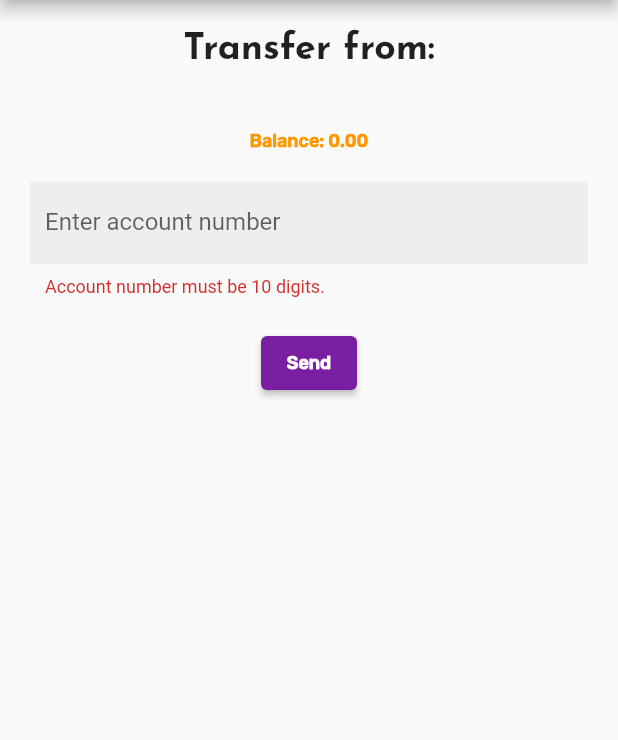
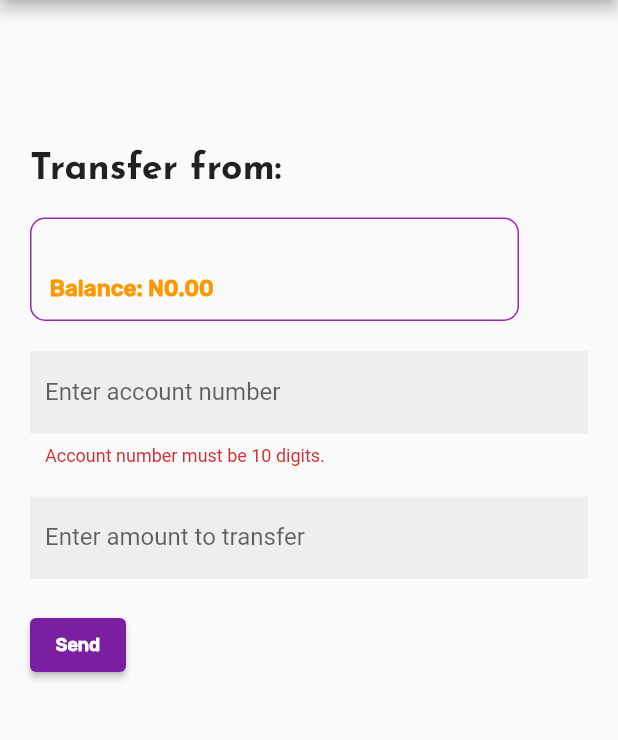
Before and after one commit to seryxme/seryx-bank-app, a Flutter app: the TransferScreen screen opened directly with empty values, after a tap on "Send", on a phone screen of 412 x 824 dp, the part 84-824 px from its top. Run offline on Flutter 3.47's test engine with Material 2 defaults, Android fonts, the phone set to English and light mode, and no system bars; our stand-ins replace cloud_firestore, firebase_auth, firebase_core, get; accounts and stored records are empty.

Commit message:
added a timestamp field to the Transaction model to retrieve the saved timestamps on each recorded transaction.

```diff
--- a/lib/controllers/customer_controller.dart
+++ b/lib/controllers/customer_controller.dart
@@ -8,6 +8,7 @@ import '../dtos/requests/login_customer_request.dart';
 class CustomerController extends GetxController {
   final CustomerService srv = CustomerService();
   var accountController = TextEditingController();
+  var amountController = TextEditingController();
 
   registerCustomer(RegisterCustomerRequest request) async {
     return await srv.registerCustomer(request);
@@ -16,4 +17,8 @@ class CustomerController extends GetxController {
   loginCustomer(LoginCustomerRequest request) async {
     return await srv.loginCustomer(request);
   }
+
+  makePayment(String sender, String receiver, double amount) async {
+    return await srv.makePayment(sender, receiver, amount);
+  }
 }
--- a/lib/controllers/navigation_controller.dart
+++ b/lib/controllers/navigation_controller.dart
@@ -6,6 +6,7 @@ import 'package:seryx_bank/screens/home_screen.dart';
 import 'package:seryx_bank/screens/login_screen.dart';
 import 'package:seryx_bank/screens/register_screen.dart';
 import 'package:seryx_bank/screens/registration_success_screen.dart';
+import 'package:seryx_bank/screens/transfer_screen.dart';
 
 import '../dtos/responses/register_customer_response.dart';
 
@@ -30,4 +31,8 @@ class NavigationController extends GetxController {
   navigateToLogin() {
     Get.to(() => const LoginScreen());
   }
+
+  navigateToTransfer(Customer customer) {
+    Get.to(() => TransferScreen(customer: customer));
+  }
 }
--- a/lib/models/account.dart
+++ b/lib/models/account.dart
@@ -1,24 +1,38 @@
+import 'package:cloud_firestore/cloud_firestore.dart';
+import 'package:intl/intl.dart';
+
 class Account {
   String? accountId;
   String? accountNum;
   var transactions = <Transaction>[];
 
-  String? get balance {
-    double totalPaid = 0.00;
-    double totalReceived = 0.00;
+  String get balance {
+    double totalPaid = 0.0;
+    double totalReceived = 0.0;
     for (Transaction transaction in transactions) {
       totalReceived += transaction.amountReceived;
       totalPaid += transaction.amountPaid;
     }
-    // NumberFormat format = NumberFormat();
-    return (totalReceived - totalPaid).toStringAsFixed(2);
+    NumberFormat balFormat = NumberFormat("###,###,##0.00", "en_US");
+    return balFormat.format(totalReceived - totalPaid);
+  }
+
+  double get doubleBalance {
+    double totalPaid = 0.0;
+    double totalReceived = 0.0;
+    for (Transaction transaction in transactions) {
+      totalReceived += transaction.amountReceived;
+      totalPaid += transaction.amountPaid;
+    }
+    return totalReceived - totalPaid;
   }
 }
 
 class Transaction {
-  double amountReceived = 0.0;
-  double amountPaid = 0.0;
+  double amountReceived;
+  double amountPaid;
   DateTime transactionTime = DateTime.now();
+  Timestamp? transactionDateRecord;
 
   Transaction(
       {
--- a/lib/screens/customer_account_screen.dart
+++ b/lib/screens/customer_account_screen.dart
@@ -46,7 +46,9 @@ class CustomerAccountScreen extends StatelessWidget {
             ),
             ListTile(
               title: const Text('Send funds'),
-              onTap: () {},
+              onTap: () {
+                nav.navigateToTransfer(customer!);
+              },
             ),
             ListTile(
               title: const Text('Transaction History'),
--- a/lib/screens/transfer_screen.dart
+++ b/lib/screens/transfer_screen.dart
@@ -2,6 +2,7 @@ import 'package:flutter/material.dart';
 import 'package:get/get.dart';
 import 'package:get/get_core/src/get_main.dart';
 
+import '../controllers/customer_controller.dart';
 import '../controllers/navigation_controller.dart';
 import '../models/customer.dart';
 
@@ -15,6 +16,7 @@ class TransferScreen extends StatelessWidget {
   @override
   Widget build(BuildContext context) {
     final _formKey = GlobalKey<FormState>();
+    String message = ' ';
 
     return Scaffold(
       appBar: AppBar(
@@ -37,10 +39,13 @@ class TransferScreen extends StatelessWidget {
         backgroundColor: Colors.purple[700],
       ),
       body: SafeArea(
+        child: SingleChildScrollView(
           child: Padding(
             padding: const EdgeInsets.all(20.0),
             child: Column(
+              crossAxisAlignment: CrossAxisAlignment.start,
               children: [
+                const SizedBox(height: 80.0,),
                 const Text(
                   'Transfer from:',
                   style: TextStyle(
@@ -51,25 +56,49 @@ class TransferScreen extends StatelessWidget {
                 ),
                 const SizedBox(height: 20.0,),
                 Container(
+                  padding: const EdgeInsets.all(12.0),
                   decoration: const BoxDecoration(
-
+                    borderRadius: BorderRadius.all(Radius.circular(10.0)),
+                    border: Border(
+                      top: BorderSide(
+                        color: Colors.purple,
+                        style: BorderStyle.solid,
+                        width: 1.0,
+                      ),
+                      left: BorderSide(
+                        color: Colors.purple,
+                        style: BorderStyle.solid,
+                        width: 1.0,
+                      ),
+                      right: BorderSide(
+                        color: Colors.purple,
+                        style: BorderStyle.solid,
+                        width: 1.0,
+                      ),
+                      bottom: BorderSide(
+                        color: Colors.purple,
+                        style: BorderStyle.solid,
+                        width: 1.0,
+                      ),
+                    )
                   ),
                   child: Column(
                     crossAxisAlignment: CrossAxisAlignment.start,
                     children: [
+                      const SizedBox(width: 300.0,),
                       Text(
-                        '${customer?.lastName} ${customer?.firstName}',
+                          '${customer?.lastName} ${customer?.firstName}'.toUpperCase(),
                         style: const TextStyle(
                           fontFamily: 'Josefin Sans',
                           fontWeight: FontWeight.normal,
-                        fontSize: 12,
+                          fontSize: 15,
                         ),
                       ),
                       const SizedBox(height: 10.0,),
                       Text(
-                        'Balance: ${customer?.account.balance}',
+                          'Balance: N${customer?.account.balance}',
                         style: const TextStyle(
-                        fontSize: 12,
+                          fontSize: 15,
                           fontFamily: 'Rubik',
                           fontWeight: FontWeight.bold,
                           color: Colors.orange,
@@ -81,7 +110,9 @@ class TransferScreen extends StatelessWidget {
                 const SizedBox(height: 20.0,),
                 Form(
                   key: _formKey,
-                child: TextFormField(
+                  child: Column(
+                    children: [
+                      TextFormField(
                         decoration: InputDecoration(
                             labelText: 'Enter account number',
                             hintText: 'e.g. 0123456789',
@@ -105,19 +136,49 @@ class TransferScreen extends StatelessWidget {
                         },
                         keyboardType: TextInputType.number,
                       ),
+                      const SizedBox(height: 20.0,),
+                      TextFormField(
+                        decoration: InputDecoration(
+                            labelText: 'Enter amount to transfer',
+                            hintText: '1000',
+                            hintStyle: const TextStyle(
+                              color: Colors.grey,
+                              fontStyle: FontStyle.italic,
+                            ),
+                            contentPadding: const EdgeInsets.all(10.0),
+                            border: InputBorder.none,
+                            filled: true,
+                            fillColor: Colors.grey[200]
+                        ),
+                        validator: (entry) {
+                          if (double.parse(entry!) > customer!.account.doubleBalance) {
+                            return 'Your balance is insufficient for this transfer';
+                          }
+                          return null;
+                        },
+                        onChanged: (entry) {
+                          ctr.amountController.text = entry;
+                        },
+                        keyboardType: TextInputType.number,
+                      ),
+                    ],
+                  ),
                 ),
                 const SizedBox(height: 20.0,),
                 ElevatedButton(
                     onPressed: () async {
                       if (_formKey.currentState!.validate()) {
                         _formKey.currentState!.save();
-                      Customer? loggedInCustomer = await ctr.makePayent();
-                      if (loggedInCustomer != null) {
-                        nav.navigateToCustomerAccount(loggedInCustomer);
-                      }
-                      else {
-                        nav.navigateToHome();
-                      }
+                        message = await ctr.makePayment(
+                          customer!.account.accountNum!,
+                          ctr.accountController.text,
+                            double.parse(ctr.amountController.text)
+                        );
+                        // AppAlertDialog.showAlertDialog(
+                        //   context: context,
+                        //   title: 'Oops!',
+                        //   description: 'Two birds flying in the sky',
+                        //   buttonText: 'View Result', );
                       }
                     },
                     style: ElevatedButton.styleFrom(
@@ -132,7 +193,22 @@ class TransferScreen extends StatelessWidget {
                       ),
                     )
                 ),
+                Row(
+                  mainAxisAlignment: MainAxisAlignment.center,
+                  children: [
+                    Text(
+                        message!,
+                      style: const TextStyle(
+                        fontFamily: 'Josefin Sans',
+                        fontWeight: FontWeight.normal,
+                        fontSize: 15,
+                      ),
+
+                    ),
                   ],
+                )
+              ],
+            ),
           ),
         ),
       ),
--- a/pubspec.yaml
+++ b/pubspec.yaml
@@ -40,6 +40,7 @@ dependencies:
   firebase_core: ^2.4.1
   cloud_firestore: ^4.3.1
   firebase_auth: ^4.2.5
+  intl: ^0.17.0
 
 dev_dependencies:
   flutter_test:
```
Also changed, not shown: lib/screens/home_screen.dart (+24 -2 lines), lib/screens/transfer_message_screen.dart (added, +73 -0 lines), lib/services/account_service.dart (+6 -2 lines), lib/services/customer_service.dart (+20 -7 lines), lib/utils/mapper.dart (+5 -7 lines), pubspec.lock. Lines whose indentation alone changed are shown as unchanged.
